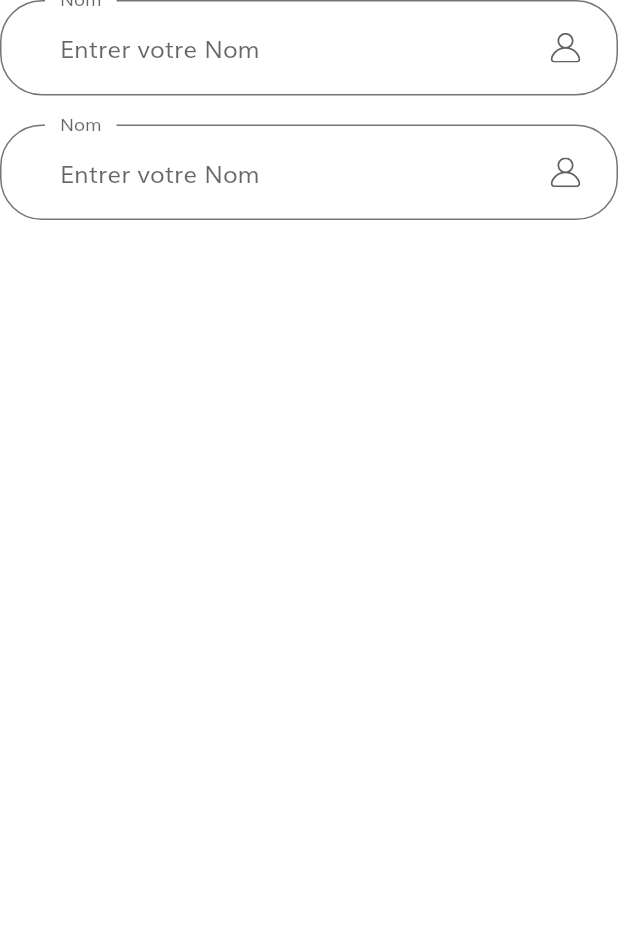
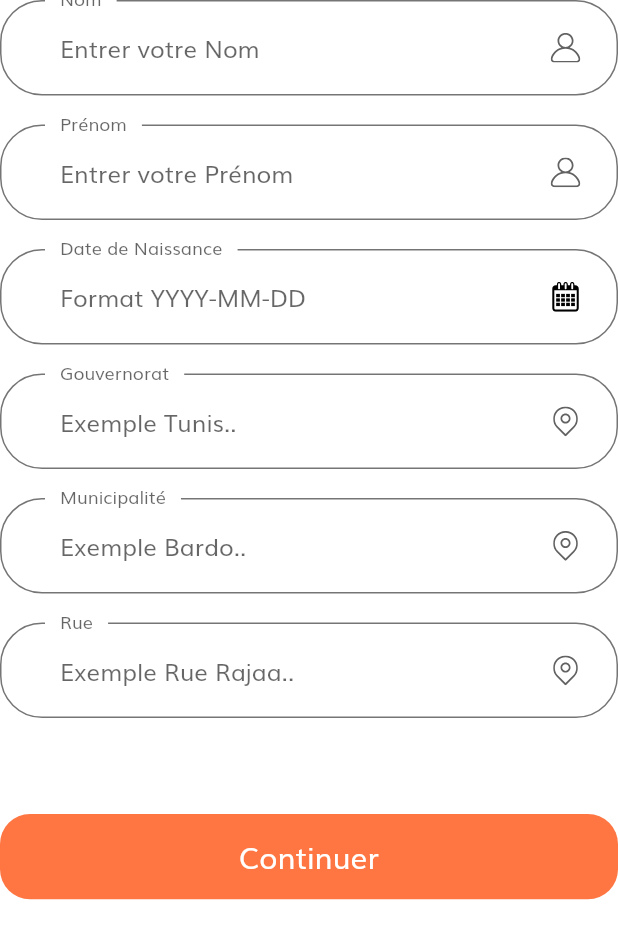
Before and after one commit to AyariAhmed/FoodiMap, a Flutter app: the CompleteProfilForm widget shown alone on an empty page, opened directly, on a phone screen of 412 x 824 dp. Shown: the top 939 px of the screen. Run offline on Flutter 3.47's test engine with Material 2 defaults, Android fonts, the phone set to English and light mode, and no system bars; our stand-ins replace flutter_svg.

Commit message:
complete profile infos

```diff
--- a/lib/screens/complete_profile/Components/body.dart
+++ b/lib/screens/complete_profile/Components/body.dart
@@ -1,8 +1,8 @@
 import 'package:flutter/material.dart';
-import 'package:foodimap_flutter/components/custom_suffix_icon.dart';
 import 'package:foodimap_flutter/constants.dart';
 
 import '../../../size_config.dart';
+import 'complete_profile_form.dart';
 
 class Body extends StatelessWidget {
   const Body({Key key}) : super(key: key);
@@ -13,152 +13,29 @@ class Body extends StatelessWidget {
       width: double.infinity,
       child: Padding(
         padding: EdgeInsets.symmetric(horizontal: getProportionateScreenWidth(20)),
-        child: Column(
-          children: [
-            Text('Compléter Votre Profil',style: headingStyle,),
-            Text('Complétez vos coordonnées',textAlign: TextAlign.center,),
-            CompleteProfilForm()
-          ],
+        child: SingleChildScrollView(
+          child: Column(
+            children: [
+              Text('Compléter Votre Profil',style: headingStyle,),
+              Text('Complétez vos coordonnées',textAlign: TextAlign.center,),
+              SizedBox(
+                height: SizeConfig.screenHeight * 0.05,
+              ),
+              CompleteProfilForm(),
+              SizedBox(
+                height: SizeConfig.screenHeight * 0.03,
+              ),
+              Text('En continuant vous acceptez notre politique de confidentialité .',
+                textAlign: TextAlign.center,
+
+              ),
+              SizedBox(
+                height: SizeConfig.screenHeight * 0.03,
+              ),
+            ],
+          ),
         ),
       ),
     );
   }
 }
-
-class CompleteProfilForm extends StatefulWidget {
-  const CompleteProfilForm({Key key}) : super(key: key);
-
-  @override
-  _CompleteProfilFormState createState() => _CompleteProfilFormState();
-}
-
-class _CompleteProfilFormState extends State<CompleteProfilForm> {
-
-  final _formKey = GlobalKey<FormState>();
-  final List<String> errors = [];
-  String firstName;
-  String lastName;
-  String birthdate; // yyyy-mm-dd format
-  // Adresse
-  String governorate;
-  String municipality;
-  String street;
-  String location;
-
-
-  @override
-  Widget build(BuildContext context) {
-    return Form(
-        key : _formKey,
-        child: Column(
-          children: [
-            buildLastNameFormField(),
-            SizedBox(
-              height: getProportionateScreenHeight(19),
-            ),
-            buildLastNameFormField(),
-            SizedBox(
-              height: getProportionateScreenHeight(19),
-            ),
-          ],
-        ));
-  }
-
-
-
-  TextFormField buildFirstNameFormField() {
-    const firstNameValidation =
-        "Prière d'ajouter votre prénom";
-    return TextFormField(
-      onSaved: (newValue) => firstName = newValue,
-      onChanged: (value) {
-        if (value.isNotEmpty && errors.contains(firstNameValidation)) {
-          setState(() {
-            errors.remove(firstNameValidation);
-          });
-        }
-      },
-      validator: (value) {
-        if (value.isEmpty && !errors.contains(firstNameValidation)) {
-          setState(() {
-            errors.add(firstNameValidation);
-          });
-          return "";
-        }
-        return null;
-      },
-      decoration: InputDecoration(
-          labelText: "Prénom",
-          hintText: "Entrer votre Prénom",
-          floatingLabelBehavior: FloatingLabelBehavior.always,
-          suffixIcon: customSuffix(svgIcon: "assets/icons/User.svg")),
-    );
-  }
-  TextFormField buildLastNameFormField() {
-    const laNameValidation =
-        "Prière d'ajouter votre nom";
-    return TextFormField(
-      onSaved: (newValue) => lastName = newValue,
-      onChanged: (value) {
-        if (value.isNotEmpty && errors.contains(laNameValidation)) {
-          setState(() {
-            errors.remove(laNameValidation);
-          });
-        }
-      },
-      validator: (value) {
-        if (value.isEmpty && !errors.contains(laNameValidation)) {
-          setState(() {
-            errors.add(laNameValidation);
-          });
-          return "";
-        }
-        return null;
-      },
-      decoration: InputDecoration(
-          labelText: "Nom",
-          hintText: "Entrer votre Nom",
-          floatingLabelBehavior: FloatingLabelBehavior.always,
-          suffixIcon: customSuffix(svgIcon: "assets/icons/User.svg")),
-    );
-  }
-
-  TextFormField buildBirthDateFormField() {
-    const emptyDateValidation =
-        "Prière d'ajouter votre date de naissance";
-    return TextFormField(
-      onSaved: (newValue) => birthdate = newValue,
-      onChanged: (value) {
-        if (value.isNotEmpty && errors.contains(emptyDateValidation)) {
-          setState(() {
-            errors.remove(emptyDateValidation);
-          });
-        }
-        if(dateValidatorRegExp.hasMatch(value) && errors.contains(kDateFormatError)){
-          setState(() {
-            errors.remove(kDateFormatError);
-          });
-        }
-      },
-      validator: (value) {
-        if (value.isEmpty && !errors.contains(emptyDateValidation)) {
-          setState(() {
-            errors.add(emptyDateValidation);
-          });
-          return "";
-        }else if (!dateValidatorRegExp.hasMatch(value) && !errors.contains(kDateFormatError)){
-          setState(() {
-            errors.add(kDateFormatError);
-          });
-          return "";
-        }
-        return null;
-      },
-      decoration: InputDecoration(
-          labelText: "Date Naissance",
-          hintText: "Format date YYYY-MM-DD",
-          floatingLabelBehavior: FloatingLabelBehavior.always,
-          suffixIcon: customSuffix(svgIcon: "assets/icons/User.svg")),
-    );
-  }
-}
--- /dev/null
+++ b/lib/screens/complete_profile/Components/complete_profile_form.dart
@@ -0,0 +1,288 @@
+import 'package:flutter/material.dart';
+import 'package:foodimap_flutter/components/custom_suffix_icon.dart';
+import 'package:foodimap_flutter/components/default_button.dart';
+import 'package:foodimap_flutter/components/form_error.dart';
+
+import '../../../constants.dart';
+import '../../../size_config.dart';
+
+class CompleteProfilForm extends StatefulWidget {
+  const CompleteProfilForm({Key key}) : super(key: key);
+
+  @override
+  _CompleteProfilFormState createState() => _CompleteProfilFormState();
+}
+
+class _CompleteProfilFormState extends State<CompleteProfilForm> {
+
+  final _formKey = GlobalKey<FormState>();
+  final List<String> errors = [];
+  String firstName;
+  String lastName;
+  String birthdate; // yyyy-mm-dd format
+  // Adresse
+  String governorate;
+  String municipality;
+  String street;
+  String location;
+
+
+  @override
+  Widget build(BuildContext context) {
+    return Form(
+        key : _formKey,
+        child: Column(
+          children: [
+            buildLastNameFormField(),
+            SizedBox(
+              height: getProportionateScreenHeight(19),
+            ),
+            buildFirstNameFormField(),
+            SizedBox(
+              height: getProportionateScreenHeight(19),
+            ),
+            buildBirthDateFormField(),
+            SizedBox(
+              height: getProportionateScreenHeight(19),
+            ),
+            buildGovernorateFormField(),
+            SizedBox(
+              height: getProportionateScreenHeight(19),
+            ),
+            buildMunicipalityFormField(),
+            SizedBox(
+              height: getProportionateScreenHeight(19),
+            ),
+            buildStreetFormField(),
+            SizedBox(
+              height: getProportionateScreenHeight(19),
+            ),
+            SizedBox(
+              height: getProportionateScreenHeight(19),
+            ),
+            FormError(errors: errors),
+            SizedBox(
+              height: getProportionateScreenHeight(25),
+            ),
+            DefaultButton(text: "Continuer", press: (){
+              if(_formKey.currentState.validate()){
+                // Redirection vers accueil
+
+              }
+            }),
+          ],
+        ));
+  }
+
+
+
+  TextFormField buildFirstNameFormField() {
+    const firstNameValidation =
+        "Prière d'ajouter votre prénom";
+    return TextFormField(
+      onSaved: (newValue) => firstName = newValue,
+      onChanged: (value) {
+        if (value.isNotEmpty && errors.contains(firstNameValidation)) {
+          setState(() {
+            errors.remove(firstNameValidation);
+          });
+        }
+      },
+      validator: (value) {
+        if (value.isEmpty && !errors.contains(firstNameValidation)) {
+          setState(() {
+            errors.add(firstNameValidation);
+          });
+          return "";
+        }
+        return null;
+      },
+      decoration: InputDecoration(
+          labelText: "Prénom",
+          hintText: "Entrer votre Prénom",
+          floatingLabelBehavior: FloatingLabelBehavior.always,
+          suffixIcon: customSuffix(svgIcon: "assets/icons/User.svg")),
+    );
+  }
+  TextFormField buildLastNameFormField() {
+    const laNameValidation =
+        "Prière d'ajouter votre nom";
+    return TextFormField(
+      onSaved: (newValue) => lastName = newValue,
+      onChanged: (value) {
+        if (value.isNotEmpty && errors.contains(laNameValidation)) {
+          setState(() {
+            errors.remove(laNameValidation);
+          });
+        }
+      },
+      validator: (value) {
+        if (value.isEmpty && !errors.contains(laNameValidation)) {
+          setState(() {
+            errors.add(laNameValidation);
+          });
+          return "";
+        }
+        return null;
+      },
+      decoration: InputDecoration(
+          labelText: "Nom",
+          hintText: "Entrer votre Nom",
+          floatingLabelBehavior: FloatingLabelBehavior.always,
+          suffixIcon: customSuffix(svgIcon: "assets/icons/User.svg")),
+    );
+  }
+
+  TextFormField buildBirthDateFormField() {
+    const emptyDateValidation =
+        "Prière d'ajouter votre date de naissance";
+    return TextFormField(
+      onSaved: (newValue) => birthdate = newValue,
+      onChanged: (value) {
+        if (value.isNotEmpty && errors.contains(emptyDateValidation)) {
+          setState(() {
+            errors.remove(emptyDateValidation);
+          });
+        }
+        if(dateValidatorRegExp.hasMatch(value) && errors.contains(kDateFormatError)){
+          setState(() {
+            errors.remove(kDateFormatError);
+          });
+        }
+      },
+      validator: (value) {
+        if (value.isEmpty && !errors.contains(emptyDateValidation)) {
+          setState(() {
+            errors.add(emptyDateValidation);
+          });
+          return "";
+        }else if (!dateValidatorRegExp.hasMatch(value) && !errors.contains(kDateFormatError)){
+          setState(() {
+            errors.add(kDateFormatError);
+          });
+          return "";
+        }
+        return null;
+      },
+      decoration: InputDecoration(
+          labelText: "Date de Naissance",
+          hintText: "Format YYYY-MM-DD",
+          floatingLabelBehavior: FloatingLabelBehavior.always,
+          suffixIcon: customSuffix(svgIcon: "assets/icons/Calendar.svg")),
+    );
+  }
+
+  TextFormField buildGovernorateFormField() {
+    const governorateValidation =
+        "Prière d'ajouter votre gouvernorat";
+    return TextFormField(
+      onSaved: (newValue) => governorate = newValue,
+      onChanged: (value) {
+        if (value.isNotEmpty && errors.contains(governorateValidation)) {
+          setState(() {
+            errors.remove(governorateValidation);
+          });
+        }
+      },
+      validator: (value) {
+        if (value.isEmpty && !errors.contains(governorateValidation)) {
+          setState(() {
+            errors.add(governorateValidation);
+          });
+          return "";
+        }
+        return null;
+      },
+      decoration: InputDecoration(
+          labelText: "Gouvernorat",
+          hintText: "Exemple Tunis..",
+          floatingLabelBehavior: FloatingLabelBehavior.always,
+          suffixIcon: customSuffix(svgIcon: "assets/icons/Location point.svg")),
+    );
+  }
+  TextFormField buildMunicipalityFormField() {
+    const municipaliteValidation =
+        "Prière d'ajouter votre Municipalité";
+    return TextFormField(
+      onSaved: (newValue) => municipality= newValue,
+      onChanged: (value) {
+        if (value.isNotEmpty && errors.contains(municipaliteValidation)) {
+          setState(() {
+            errors.remove(municipaliteValidation);
+          });
+        }
+      },
+      validator: (value) {
+        if (value.isEmpty && !errors.contains(municipaliteValidation)) {
+          setState(() {
+            errors.add(municipaliteValidation);
+          });
+          return "";
+        }
+        return null;
+      },
+      decoration: InputDecoration(
+          labelText: "Municipalité",
+          hintText: "Exemple Bardo..",
+          floatingLabelBehavior: FloatingLabelBehavior.always,
+          suffixIcon: customSuffix(svgIcon: "assets/icons/Location point.svg")),
+    );
+  }
+  TextFormField buildStreetFormField() {
+    const streetValidation =
+        "Prière d'ajouter votre Rue";
+    return TextFormField(
+      onSaved: (newValue) => street = newValue,
+      onChanged: (value) {
+        if (value.isNotEmpty && errors.contains(streetValidation)) {
+          setState(() {
+            errors.remove(streetValidation);
+          });
+        }
+      },
+      validator: (value) {
+        if (value.isEmpty && !errors.contains(streetValidation)) {
+          setState(() {
+            errors.add(streetValidation);
+          });
+          return "";
+        }
+        return null;
+      },
+      decoration: InputDecoration(
+          labelText: "Rue",
+          hintText: "Exemple Rue Rajaa..",
+          floatingLabelBehavior: FloatingLabelBehavior.always,
+          suffixIcon: customSuffix(svgIcon: "assets/icons/Location point.svg")),
+    );
+  }
+  TextFormField buildLocationFormField() {
+    const locationValidation =
+        "Prière d'ajouter votre numéro de maison/appartement";
+    return TextFormField(
+      onSaved: (newValue) => location = newValue,
+      onChanged: (value) {
+        if (value.isNotEmpty && errors.contains(locationValidation)) {
+          setState(() {
+            errors.remove(locationValidation);
+          });
+        }
+      },
+      validator: (value) {
+        if (value.isEmpty && !errors.contains(locationValidation)) {
+          setState(() {
+            errors.add(locationValidation);
+          });
+          return "";
+        }
+        return null;
+      },
+      decoration: InputDecoration(
+          labelText: "Localisation exacte",
+          hintText: "Exemple appartement 57",
+          floatingLabelBehavior: FloatingLabelBehavior.always,
+          suffixIcon: customSuffix(svgIcon: "assets/icons/Location point.svg")),
+    );
+  }
+
+}
```
Also changed, not shown: assets/icons/Calendar.svg (added).
